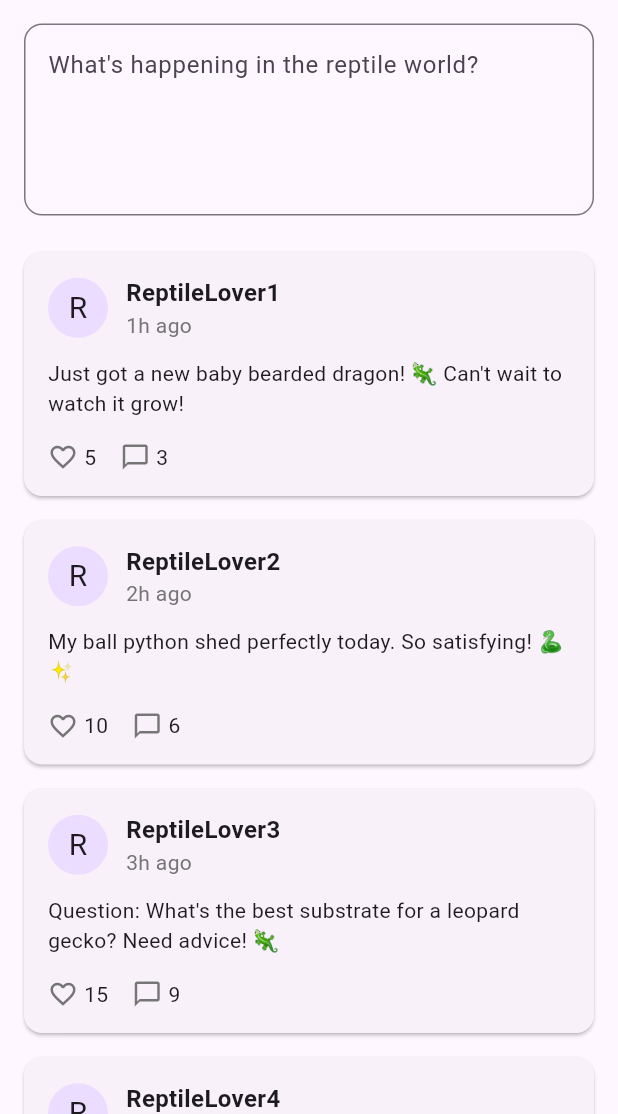
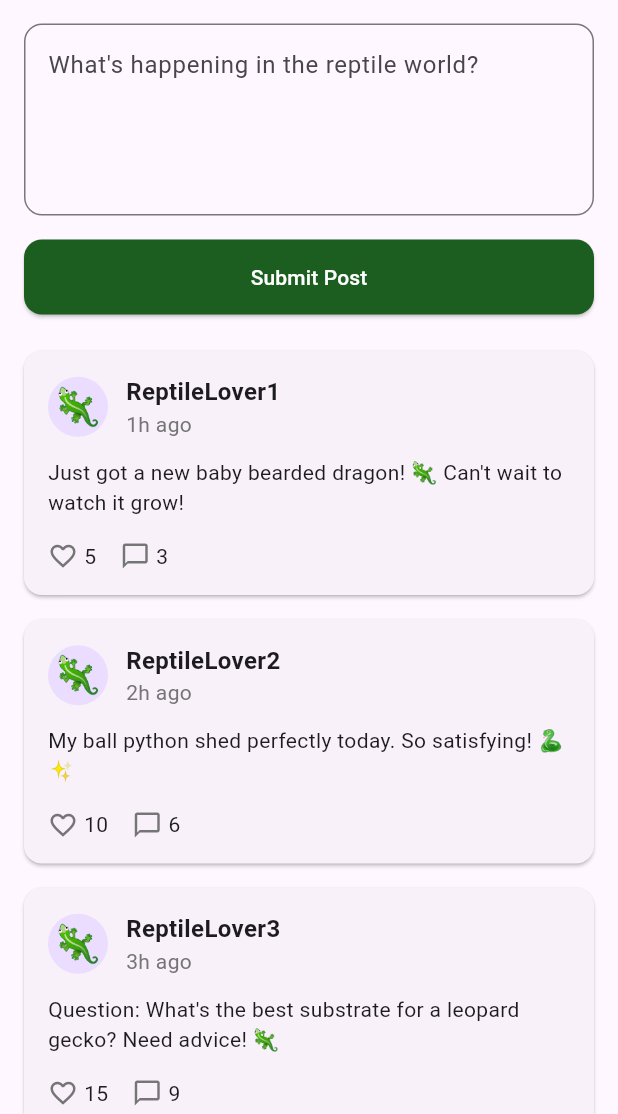
Before and after one commit to FelipeJuarezJr/flutter-reptigram-lite, a Flutter app: the PostPage screen opened directly, on a phone screen of 412 x 824 dp, the part 122-1236 px from its top. Run offline on Flutter 3.47's test engine with Material 3 defaults, Android fonts, the phone set to English and light mode, and no system bars.

Commit message:
Added gecko avatars to posts in Post Page

```diff
--- a/lib/main.dart
+++ b/lib/main.dart
@@ -157,6 +157,21 @@ class _PostPageState extends State<PostPage> {
     }
   }
 
+  void _submitPost() {
+    if (_postController.text.trim().isNotEmpty) {
+      setState(() {
+        _posts.insert(0, Post(
+          content: _postController.text,
+          username: "ReptileLover", // You can customize this
+          timestamp: DateTime.now(),
+          likes: 0,
+          comments: 0,
+        ));
+        _postController.clear();
+      });
+    }
+  }
+
   @override
   void dispose() {
     _postController.dispose();
@@ -236,7 +251,10 @@ class _PostPageState extends State<PostPage> {
                 children: [
                   Padding(
                     padding: const EdgeInsets.all(16.0),
-                    child: TextField(
+                    child: Column(
+                      children: [
+                        TextField(
+                          controller: _postController,
                           maxLines: 4,
                           decoration: InputDecoration(
                             hintText: "What's happening in the reptile world?",
@@ -245,14 +263,29 @@ class _PostPageState extends State<PostPage> {
                             ),
                           ),
                         ),
+                        const SizedBox(height: 16),
+                        ElevatedButton(
+                          onPressed: _submitPost,
+                          style: ElevatedButton.styleFrom(
+                            minimumSize: const Size.fromHeight(50),
+                            backgroundColor: const Color(0xFF1B5E20),
+                            foregroundColor: Colors.white,
+                            shape: RoundedRectangleBorder(
+                              borderRadius: BorderRadius.circular(12),
                             ),
-                  ...List.generate(10, (index) => PostCard(
-                    username: "ReptileLover${index + 1}",
-                    timeAgo: "${index + 1}h ago",
-                    content: _getSamplePost(index),
-                    likes: (index + 1) * 5,
-                    comments: (index + 1) * 3,
-                  )),
+                          ),
+                          child: const Text('Submit Post'),
+                        ),
+                      ],
+                    ),
+                  ),
+                  ..._posts.map((post) => PostCard(
+                    username: post.username,
+                    timeAgo: _getTimeAgo(post.timestamp),
+                    content: post.content,
+                    likes: post.likes,
+                    comments: post.comments,
+                  )).toList(),
                 ],
               ),
             ),
@@ -380,6 +413,11 @@ class PostCard extends StatelessWidget {
     required this.comments,
   });
 
+  String _getRandomReptileEmoji() {
+    final reptiles = ['🦎', '🐊', '🐢', '🐍', '🦕', '🐉', '🐲'];
+    return reptiles[DateTime.now().microsecond % reptiles.length];
+  }
+
   @override
   Widget build(BuildContext context) {
     return Card(
@@ -400,8 +438,8 @@ class PostCard extends StatelessWidget {
                   ),
                   child: Center(
                     child: Text(
-                      username.substring(0, 1).toUpperCase(),
-                      style: const TextStyle(fontSize: 20),
+                      _getRandomReptileEmoji(),
+                      style: const TextStyle(fontSize: 24),
                     ),
                   ),
                 ),
```
Lines whose indentation alone changed are shown as unchanged.
